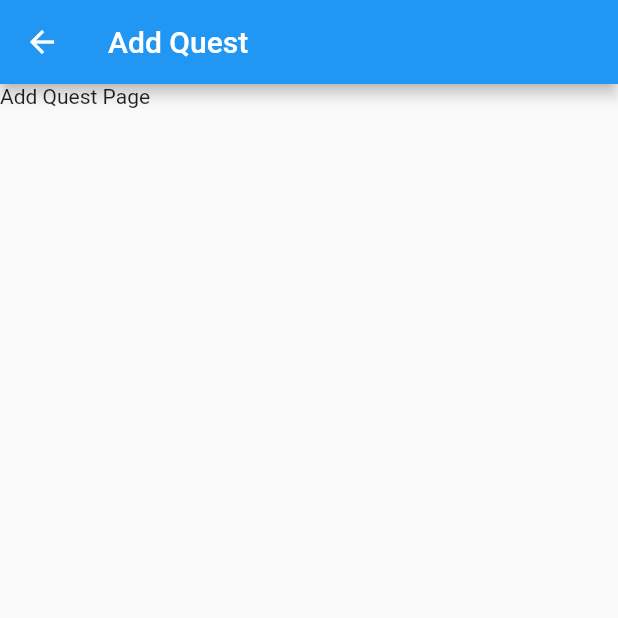
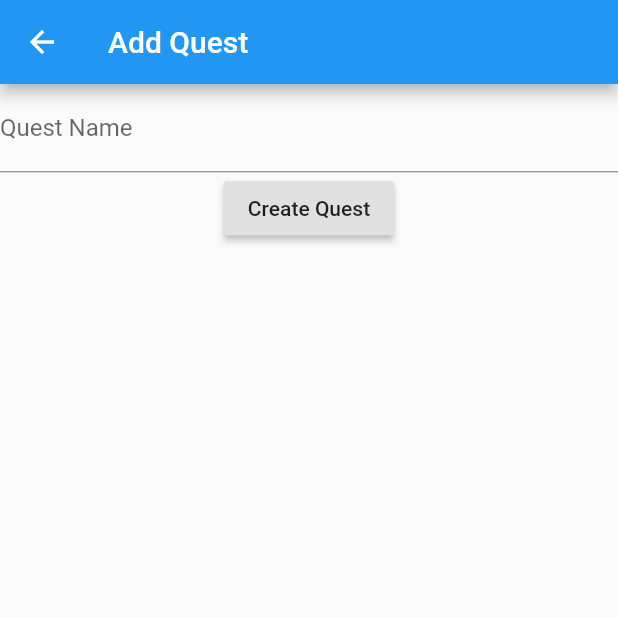
Before and after one commit to distinctmind/levelUp, a Flutter app: the screen it shows after launch, after a tap on the "add" icon, on a phone screen of 412 x 824 dp, the top half of it. Run offline on Flutter 3.47's test engine with Material 2 defaults, Android fonts, the phone set to English and light mode, and no system bars.

Commit message:
ListView Updates with New Quests.
Created state to maintain list of user quests. User can tap add button on app bar and enter a name for their quest and on press of create quest button, it will be added to the main list of quests.

```diff
--- a/lib/main.dart
+++ b/lib/main.dart
@@ -1,21 +1,55 @@
 import 'package:flutter/material.dart';
-import './quest_list.dart';
+import 'package:level_up/models/goal.dart';
+
+import './widgets/quest_list.dart';
+import './models/quest.dart';
 
 void main() => runApp(MyApp());
 
-class MyApp extends StatelessWidget {
+class MyApp extends StatefulWidget {
   // This widget is the root of your application.
   @override
+  _MyAppState createState() => _MyAppState();
+}
+
+class _MyAppState extends State<MyApp> {
+  final List<Quest> _userQuests = [
+    Quest(name: 'Adventure is everywhere', goals: [
+      Goal(
+          action: 'Go Hiking',
+          deadline: DateTime.now(),
+          inFocusMode: true,
+          points: 20),
+      Goal(
+        action: 'Go rooftopping for sunrise',
+        deadline: DateTime.now(),
+        inFocusMode: false,
+        points: 35,
+      )
+    ]),
+  ];
+
+  void _addUserQuest(Quest quest) {
+    setState(() {
+      _userQuests.add(quest);
+    });
+  }
+
+  @override
   Widget build(BuildContext context) {
-    return MaterialApp(title: 'Flutter Demo', home: MyHomePage(),
+    return MaterialApp(
+        title: 'Flutter Demo',
+        home: MyHomePage(_userQuests),
         initialRoute: '/',
         routes: {
-      '/AddQuestPage': (context) => AddQuestPage(),
+          '/AddQuestPage': (context) => AddQuestPage(_addUserQuest),
         });
   }
 }
 
 class MyHomePage extends StatelessWidget {
+  final List<Quest> userQuests;
+  MyHomePage(this.userQuests);
 
   @override
   Widget build(BuildContext context) {
@@ -32,13 +66,18 @@ class MyHomePage extends StatelessWidget {
         ],
       ),
       body: Container(
-        child: QuestList(),
+        child: QuestList(userQuests),
       ),
     );
   }
 }
 
 class AddQuestPage extends StatelessWidget {
+
+  final Function addQuest;
+  AddQuestPage(this.addQuest);
+
+  final questNameController = TextEditingController();
 
   @override
   Widget build(BuildContext context) {
@@ -47,9 +86,21 @@ class AddQuestPage extends StatelessWidget {
           title: Text('Add Quest'),
           centerTitle: false,
         ),
-      body: Container(
-        child: Text('Add Quest Page'),
+        body: Column(
+          children: <Widget>[
+            TextField(
+              decoration: InputDecoration(labelText: 'Quest Name'),
+              controller: questNameController,
             ),
-    );
+            RaisedButton(
+              child: Text('Create Quest'),
+              onPressed: () {
+                final quest = Quest(name: questNameController.text, goals: null);
+                addQuest(quest);
+                Navigator.of(context).pop();
+              },
+            )
+          ],
+        ));
   }
 }
--- /dev/null
+++ b/lib/models/goal.dart
@@ -0,0 +1,13 @@
+class Goal {
+  final String action;
+  final DateTime deadline;
+  final int points;
+  final bool inFocusMode;
+
+  Goal({
+    this.action,
+    this.deadline,
+    this.points,
+    this.inFocusMode,
+  });
+}
--- /dev/null
+++ b/lib/models/quest.dart
@@ -0,0 +1,9 @@
+import 'package:flutter/material.dart';
+import './goal.dart';
+
+class Quest {
+  final String name;
+  final List<Goal> goals;
+
+  Quest({this.name, this.goals});
+}
--- a/lib/quest_list.dart
+++ /dev/null
@@ -1,17 +0,0 @@
-import 'package:flutter/material.dart';
-
-class QuestList extends StatelessWidget {
-  @override
-  Widget build(BuildContext context) {
-    return Column(
-      children: <Widget>[
-        Card(
-          child: Text('child1'),
-        ),
-        Card(
-          child: Text('child2'),
-        ),
-      ],
-    );
-  }
-}
--- /dev/null
+++ b/lib/widgets/quest_list.dart
@@ -0,0 +1,19 @@
+import 'package:flutter/material.dart';
+import '../models/quest.dart';
+
+class QuestList extends StatelessWidget {
+  final List<Quest> userQuests;
+  QuestList(this.userQuests);
+
+  @override
+  Widget build(BuildContext context) {
+    return ListView.builder(
+      itemCount: userQuests.length,
+      itemBuilder: (ctx, index) {
+        return Card(
+          child: Text('${userQuests[index].name}'),
+        );
+      },
+    );
+  }
+}
```
Lines whose indentation alone changed are shown as unchanged.
